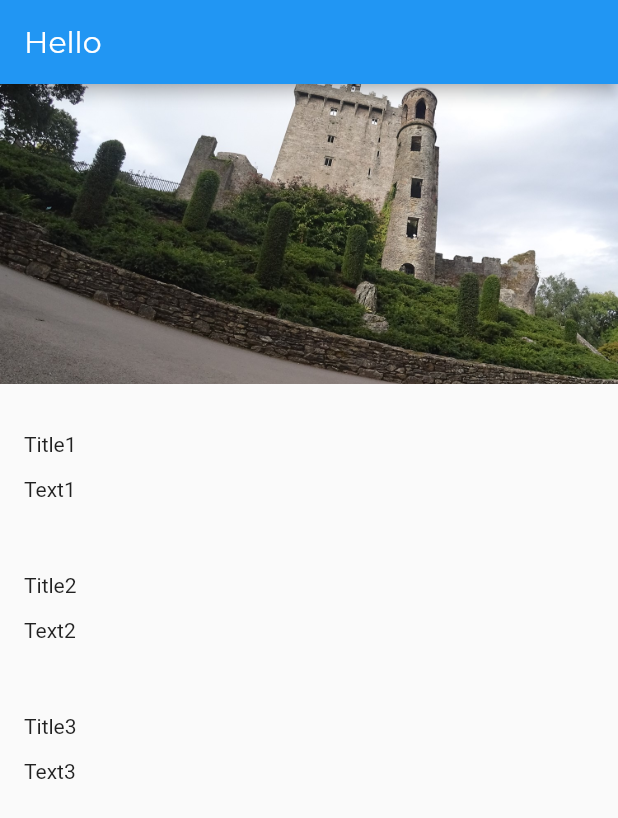
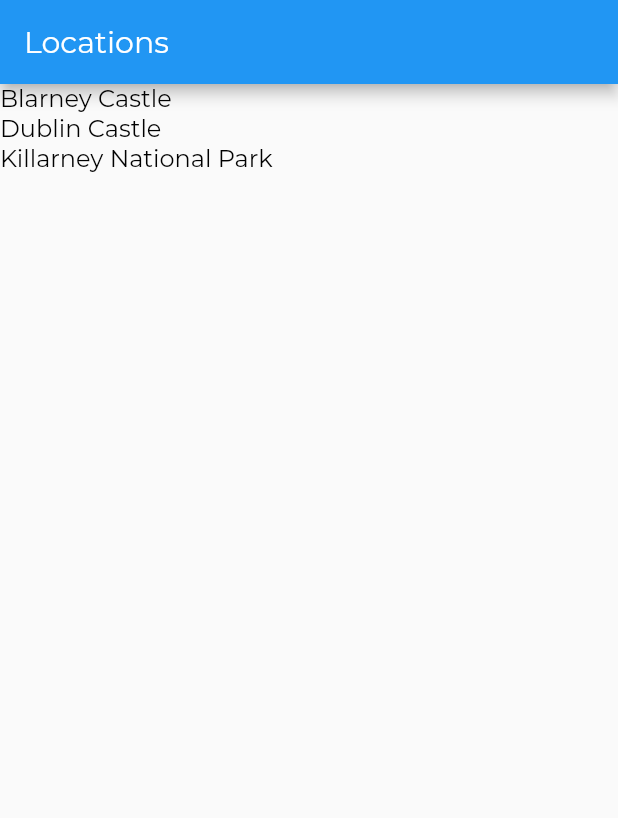
Before and after one commit to carol-lima/tourismando, a Flutter app: the screen it shows after launch, on a phone screen of 412 x 824 dp. Shown: the top 818 px of the screen. Run offline on Flutter 3.47's test engine with Material 2 defaults, Android fonts, the phone set to English and light mode, and no system bars.

Commit message:
Added Navigation and lists

```diff
--- a/lib/app.dart
+++ b/lib/app.dart
@@ -1,19 +1,49 @@
 // app.dart
 
 import 'package:flutter/material.dart';
-import 'package:tourismando/screens/location_detail/location_detail.dart';
+import 'screens/locations/locations.dart';
+import 'screens/location_detail/location_detail.dart';
 import 'style.dart';
+
+const LocationsRoute = '/';
+const LocationDetailRoute = '/location_detail';
 
 class App extends StatelessWidget {
   @override
   Widget build(BuildContext context) {
     return MaterialApp(
-      home: LocationDetail(),
-      theme: ThemeData(
+      onGenerateRoute:  _routes(),
+      home: Locations(),
+      theme: _theme(),
+      );
+  }
+
+  RouteFactory _routes() {
+    return (settings) {
+      final Map<String, dynamic> arguments = settings.arguments;
+      Widget screen;
+      switch (settings.name) {
+        case LocationsRoute:
+          screen = Locations();
+          break;
+        case LocationDetailRoute:
+          screen = LocationDetail(arguments['id']);
+          break;
+        default:
+          return null;
+      }
+      return MaterialPageRoute(builder: (BuildContext context) => screen);
+    };
+  }
+
+  ThemeData _theme() {
+    return ThemeData(
         appBarTheme: AppBarTheme(
-          textTheme: TextTheme(title: AppBarTextStyle)
-        )
-      )
-    );
+          textTheme: TextTheme(title: AppBarTextStyle),
+        ),
+        textTheme: TextTheme(
+          title: TitleTextStyle,
+          body1: Body1TextStyle,
+        ));
   }
 }
--- /dev/null
+++ b/lib/models/location.dart
@@ -0,0 +1,44 @@
+import 'location_fact.dart';
+
+class Location {
+  final int id;
+  String name;
+  String imagePath;
+  final List<LocationFact> facts;
+
+  Location(this.id, this.name, this.imagePath, this.facts);
+
+  static Location fetchById(locationID) {
+    List<Location> locations = Location.fetchAll();
+    for (var i = 0; i < locations.length; i++) {
+      if (locations[i].id == locationID) {
+        return locations[i];
+      }
+    }
+    return null;
+  }
+
+  // Simulate fetching a list of Location objects from an API. Use a real endpoint later
+  static List<Location> fetchAll() {
+    return [
+      Location(1, 'Blarney Castle', 'assets/images/blarney-castle.jpg', [
+        LocationFact('Sumary',
+        'Blarney Castle is a medieval stronghold in Blarney, near Cork, Ireland. Though earlier fortifications were built on the same spot, the current keep was built by the MacCarthy of Muskerry dynasty, a cadet branch of the Kings of Desmond, and dates from 1446.'),
+         LocationFact('How to get there',
+        'So when you get to Cork train station (Kent), which is the only train station in the city, you can walk to the bus station (an easy 10 minute flat walk), and from there take the 215 bus to Blarney.'),
+      ]),
+        Location(2, 'Dublin Castle', 'assets/images/dublin-castle.jpg', [
+        LocationFact('Sumary',
+        'Dublin Castle is a major Irish government complex, conference centre, and tourist attraction. It is located off Dame Street in Dublin. Until 1922 it was the seat of the British government s administration in Ireland.'),
+         LocationFact('How to get there',
+        'Dublin City South, Carnegie Centre is 105 meters away, 2 min walk. Temple Bar, Parliament Street is 148 meters away, 3 min walk. Dublin City South, Lord Edward Street is 188 meters away, 3 min walk.'),
+      ]),
+        Location(3, 'Killarney National Park', 'assets/images/killarney-national-park.jpg', [
+        LocationFact('Sumary',
+        'Killarney National Park Facts. Killarney National Park is a 25,425 acre park in Ireland. It was the country s first national park, established in 1932 after being donated by the Muckross Estate. ... The park contains many historical buildings and ruins as well many beautiful sites for visitors to explore.'),
+         LocationFact('How to get there',
+        'From Cork. Duration: 1.5 - 2 hours. A 1.5-hour drive along national road N22 with get you from Cork to Killarney'),
+      ]),
+    ];
+  }
+}
--- /dev/null
+++ b/lib/models/location_fact.dart
@@ -0,0 +1,6 @@
+class LocationFact {
+  String title;
+  String text;
+
+  LocationFact(this.title, this.text);
+}
--- a/lib/screens/location_detail/image_banner.dart
+++ b/lib/screens/location_detail/image_banner.dart
@@ -14,7 +14,7 @@ class ImageBanner extends StatelessWidget {
         decoration: BoxDecoration(color: Colors.grey),
         child: Image.asset(
           _assetPath,
-          fit: BoxFit.cover
+          fit: BoxFit.cover,
         ));
   }
 }
--- a/lib/screens/location_detail/location_detail.dart
+++ b/lib/screens/location_detail/location_detail.dart
@@ -3,24 +3,33 @@
 import 'package:flutter/material.dart';
 import 'image_banner.dart';
 import 'package:tourismando/screens/location_detail/text_section.dart';
+import '../../models/location.dart';
 
 class LocationDetail extends StatelessWidget {
+  final int _locationID;
+
+  LocationDetail(this._locationID);
+
   @override
   Widget build (BuildContext context) {
+    final location = Location.fetchById(_locationID);
+
     return Scaffold(
       appBar: AppBar(
-        title: Text('Hello'),
+        title: Text(location.name),
       ),
       body: Column(
         mainAxisAlignment: MainAxisAlignment.start,
         crossAxisAlignment: CrossAxisAlignment.stretch,
         children: [
-          ImageBanner("assets/images/blarney-castle.jpg"),
-          TextSection("Title1", "Text1"),
-          TextSection("Title2", "Text2"),
-          TextSection("Title3", "Text3"),
-        ]
-      )
+          ImageBanner(location.imagePath),
+        ]..addAll(textSections(location))),
     );
   }
+
+  List<Widget> textSections(Location location) {
+    return location.facts
+        .map((fact) => TextSection(fact.title, fact.text))
+        .toList();
+  }
 }
--- a/lib/screens/location_detail/text_section.dart
+++ b/lib/screens/location_detail/text_section.dart
@@ -16,11 +16,11 @@ class TextSection extends StatelessWidget {
       children: [
         Container(
           padding: const EdgeInsets.fromLTRB(_hPad, 32.0, _hPad, 4.0),
-          child: Text(_title),
+          child: Text(_title, style: Theme.of(context).textTheme.title),
         ),
         Container(
             padding: const EdgeInsets.fromLTRB(_hPad, 10.0, _hPad, _hPad),
-            child: Text(_body),
+            child: Text(_body, style: Theme.of(context).textTheme.body1),
         ),
       ]);
   }
--- /dev/null
+++ b/lib/screens/locations/locations.dart
@@ -0,0 +1,29 @@
+import 'package:flutter/material.dart';
+import '../../app.dart';
+import '../../models/location.dart';
+
+class Locations extends StatelessWidget {
+  @override
+  Widget build (BuildContext context) {
+    // it will be moved to a socped_model later
+    final locations = Location.fetchAll();
+
+    return Scaffold(
+      appBar: AppBar(
+        title: Text('Locations'),
+      ),
+      body: ListView(
+        children: locations
+          .map((location) => GestureDetector(
+              child: Text(location.name),
+              onTap: () => _onLocationTap(context, location.id),
+
+            ))
+          .toList(),
+      ));
+  }
+
+  _onLocationTap(BuildContext context, int locationID) {
+    Navigator.pushNamed(context, LocationDetailRoute, arguments: {"id": locationID});
+  }
+}
--- a/lib/style.dart
+++ b/lib/style.dart
@@ -12,3 +12,17 @@ const AppBarTextStyle = TextStyle(
   fontSize: MediumTextSize,
   color: Colors.white,
 );
+
+const TitleTextStyle = TextStyle(
+  fontFamily: FontNameDefault,
+  fontWeight: FontWeight.w300,
+  fontSize: MediumTextSize,
+  color: Colors.black,
+);
+
+const Body1TextStyle = TextStyle(
+  fontFamily: FontNameDefault,
+  fontWeight: FontWeight.w300,
+  fontSize: BodyTextSize,
+  color: Colors.black,
+);
```
Also changed, not shown: assets/images/dublin-castle.jpg (added), assets/images/killarney-national-park.jpg (added).
